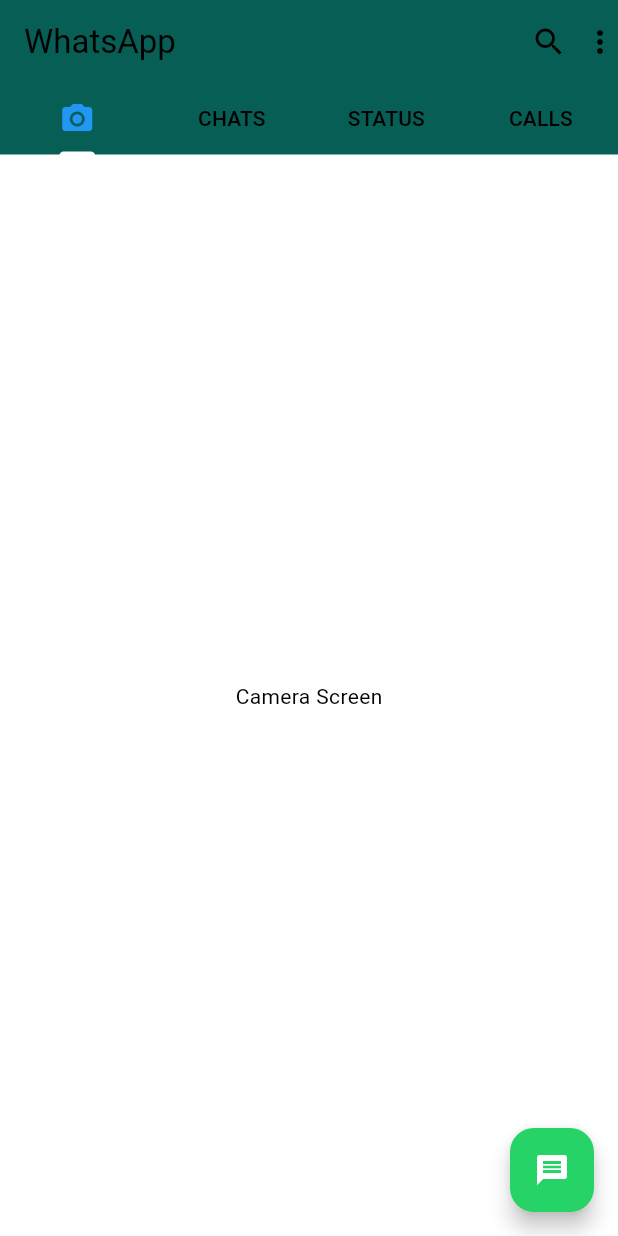
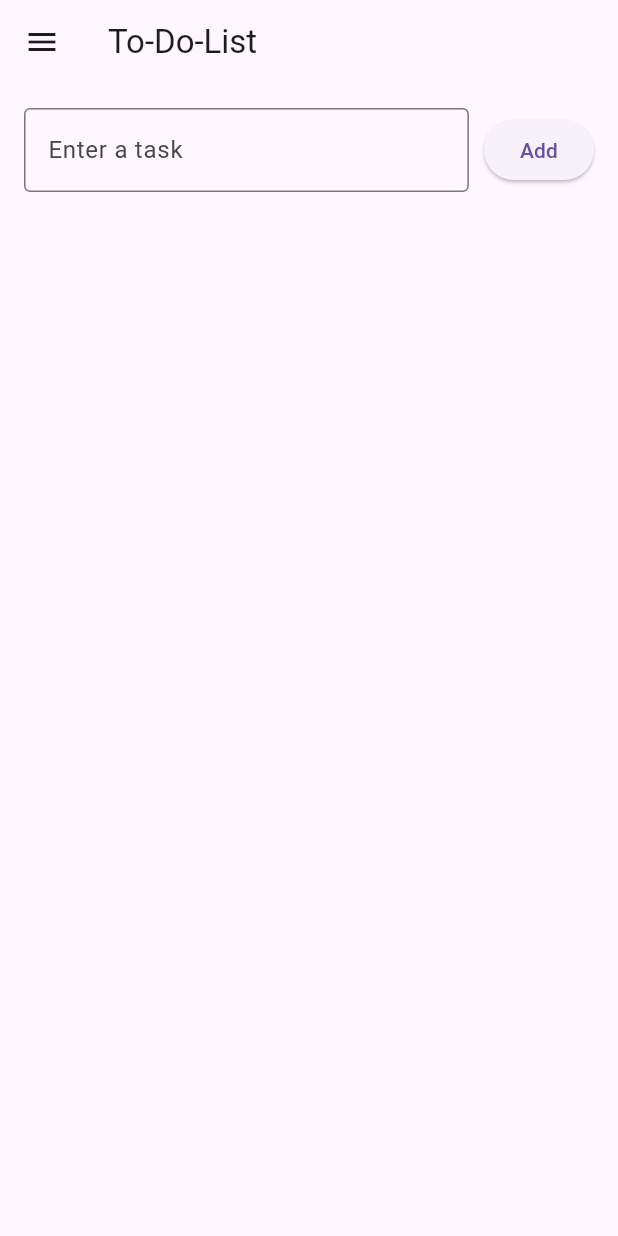
Before and after one commit to Mohammadnaisr/Whatsapp, a Flutter app: the screen it shows after launch, on a phone screen of 412 x 824 dp. Run offline on Flutter 3.47's test engine with Material 3 defaults, Android fonts, the phone set to English and light mode, and no system bars.

Commit message:
first commit

```diff
--- a/lib/main.dart
+++ b/lib/main.dart
@@ -1,149 +1,20 @@
 import 'package:flutter/material.dart';
+import 'screens/todo_list_page.dart';
+import './models/task_model.dart';
+import './widgets/task_input.dart';
+import './widgets/task_list.dart';
+import './widgets/task_section.dart';
 
 void main() {
-  runApp(WhatsAppClone());
+  runApp(MyApp());
 }
 
-class WhatsAppClone extends StatelessWidget {
+class MyApp extends StatelessWidget {
   @override
   Widget build(BuildContext context) {
     return MaterialApp(
       debugShowCheckedModeBanner: false,
-      theme: ThemeData(
-        primaryColor: Color(0xFF075E54),
-        colorScheme: ColorScheme.fromSwatch().copyWith(
-          secondary: Color(0xFF25D366), // Replaces accentColor
-        ),
-      ),
-      home: WhatsAppHome(),
+      home: TodoListPage(),
     );
   }
 }
-
-class WhatsAppHome extends StatefulWidget {
-  @override
-  _WhatsAppHomeState createState() => _WhatsAppHomeState();
-}
-
-class _WhatsAppHomeState extends State<WhatsAppHome>
-    with SingleTickerProviderStateMixin {
-  late TabController _tabController;
-
-  @override
-  void initState() {
-    super.initState();
-    _tabController = TabController(length: 4, vsync: this);
-  }
-
-  @override
-  Widget build(BuildContext context) {
-    return Scaffold(
-      appBar: AppBar(
-        title: Text("WhatsApp"),
-        backgroundColor: Color(0xFF075E54),
-        actions: [
-          Icon(Icons.search),
-          SizedBox(width: 10),
-          Icon(Icons.more_vert),
-        ],
-        bottom: TabBar(
-          controller: _tabController,
-          indicatorColor: Colors.white,
-          tabs: [
-            Tab(icon: Icon(Icons.camera_alt)),
-            Tab(text: "CHATS"),
-            Tab(text: "STATUS"),
-            Tab(text: "CALLS"),
-          ],
-        ),
-      ),
-      body: TabBarView(
-        controller: _tabController,
-        children: [
-          Center(child: Text("Camera Screen")),
-          ChatScreen(),
-          StatusScreen(),
-          CallScreen(),
-        ],
-      ),
-      floatingActionButton: FloatingActionButton(
-        onPressed: () {
-          // Add action here
-        },
-        backgroundColor: Color(0xFF25D366),
-        child: Icon(Icons.message),
-      ),
-    );
-  }
-}
-
-class ChatScreen extends StatelessWidget {
-  @override
-  Widget build(BuildContext context) {
-    return ListView.builder(
-      itemCount: 10,
-      itemBuilder: (context, index) {
-        return ListTile(
-          leading: CircleAvatar(
-            backgroundColor: Colors.grey,
-            child: Icon(Icons.person, color: Colors.white),
-          ),
-          title: Text("Contact ${index + 1}"),
-          subtitle: Text("Last message..."),
-          trailing: Text("12:45 PM"),
-        );
-      },
-    );
-  }
-}
-
-class StatusScreen extends StatelessWidget {
-  @override
-  Widget build(BuildContext context) {
-    return ListView(
-      children: [
-        ListTile(
-          leading: CircleAvatar(
-            backgroundColor: Colors.green,
-            child: Icon(Icons.add, color: Colors.white),
-          ),
-          title: Text("My Status"),
-          subtitle: Text("Tap to add status update"),
-        ),
-        Divider(),
-        Padding(
-          padding: const EdgeInsets.all(8.0),
-          child: Text("Recent updates", style: TextStyle(color: Colors.grey)),
-        ),
-        ListTile(
-          leading: CircleAvatar(
-            backgroundColor: Colors.blue,
-            child: Icon(Icons.person, color: Colors.white),
-          ),
-          title: Text("Friend's Status"),
-          subtitle: Text("Today, 8:35 AM"),
-        ),
-      ],
-    );
-  }
-}
-
-class CallScreen extends StatelessWidget {
-  @override
-  Widget build(BuildContext context) {
-    return ListView.builder(
-      itemCount: 5,
-      itemBuilder: (context, index) {
-        return ListTile(
-          leading: CircleAvatar(
-            backgroundColor: Colors.red,
-            child: Icon(Icons.phone, color: Colors.white),
-          ),
-          title: Text("Contact ${index + 1}"),
-          subtitle: Text("Incoming call"),
-          trailing: Icon(Icons.call, color: Colors.green),
-        );
-      },
-    );
-  }
-}
--- /dev/null
+++ b/lib/models/task_model.dart
@@ -0,0 +1,6 @@
+class Task {
+  String title;
+  bool completed;
+
+  Task({required this.title, this.completed = false});
+}
--- /dev/null
+++ b/lib/screens/todo_list_page.dart
@@ -0,0 +1,58 @@
+import 'package:flutter/material.dart';
+import '../models/task_model.dart';
+import '../widgets/task_input.dart';
+import '../widgets/task_list.dart';
+
+class TodoListPage extends StatefulWidget {
+  @override
+  _TodoListPageState createState() => _TodoListPageState();
+}
+
+class _TodoListPageState extends State<TodoListPage> {
+  final List<Task> _tasks = [];
+
+  void _addTask(String title) {
+    setState(() {
+      _tasks.add(Task(title: title));
+    });
+  }
+
+  void _removeTask(int index) {
+    setState(() {
+      _tasks.removeAt(index);
+    });
+  }
+
+  void _toggleTaskCompletion(int index) {
+    setState(() {
+      _tasks[index].completed = !_tasks[index].completed;
+    });
+  }
+
+  @override
+  Widget build(BuildContext context) {
+    return Scaffold(
+      appBar: AppBar(
+        title: Text('To-Do-List'),
+        leading: IconButton(
+          icon: Icon(Icons.menu),
+          onPressed: () {
+            // Handle menu action
+          },
+        ),
+      ),
+      body: Column(
+        children: [
+          TaskInput(onAddTask: _addTask),
+          Expanded(
+            child: TaskList(
+              tasks: _tasks,
+              onToggleTaskCompletion: _toggleTaskCompletion,
+              onRemoveTask: _removeTask,
+            ),
+          ),
+        ],
+      ),
+    );
+  }
+}
--- /dev/null
+++ b/lib/widgets/task_input.dart
@@ -0,0 +1,39 @@
+import 'package:flutter/material.dart';
+
+class TaskInput extends StatelessWidget {
+  final Function(String) onAddTask;
+
+  TaskInput({required this.onAddTask});
+
+  final TextEditingController _taskController = TextEditingController();
+
+  @override
+  Widget build(BuildContext context) {
+    return Padding(
+      padding: const EdgeInsets.all(16.0),
+      child: Row(
+        children: [
+          Expanded(
+            child: TextField(
+              controller: _taskController,
+              decoration: InputDecoration(
+                labelText: 'Enter a task',
+                border: OutlineInputBorder(),
+              ),
+            ),
+          ),
+          SizedBox(width: 10),
+          ElevatedButton(
+            onPressed: () {
+              if (_taskController.text.isNotEmpty) {
+                onAddTask(_taskController.text);
+                _taskController.clear();
+              }
+            },
+            child: Text('Add'),
+          ),
+        ],
+      ),
+    );
+  }
+}
--- /dev/null
+++ b/lib/widgets/task_list.dart
@@ -0,0 +1,30 @@
+import 'package:flutter/material.dart';
+import '../models/task_model.dart';
+import 'task_section.dart';
+
+class TaskList extends StatelessWidget {
+  final List<Task> tasks;
+  final Function(int) onToggleTaskCompletion;
+  final Function(int) onRemoveTask;
+
+  TaskList({
+    required this.tasks,
+    required this.onToggleTaskCompletion,
+    required this.onRemoveTask,
+  });
+
+  @override
+  Widget build(BuildContext context) {
+    return ListView.builder(
+      itemCount: tasks.length,
+      itemBuilder: (context, index) {
+        return TaskSection(
+          title: tasks[index].title,
+          completed: tasks[index].completed,
+          onToggleComplete: () => onToggleTaskCompletion(index),
+          onDelete: () => onRemoveTask(index),
+        );
+      },
+    );
+  }
+}
```
Also changed, not shown: lib/widgets/task_section.dart (added, +65 -0 lines).
